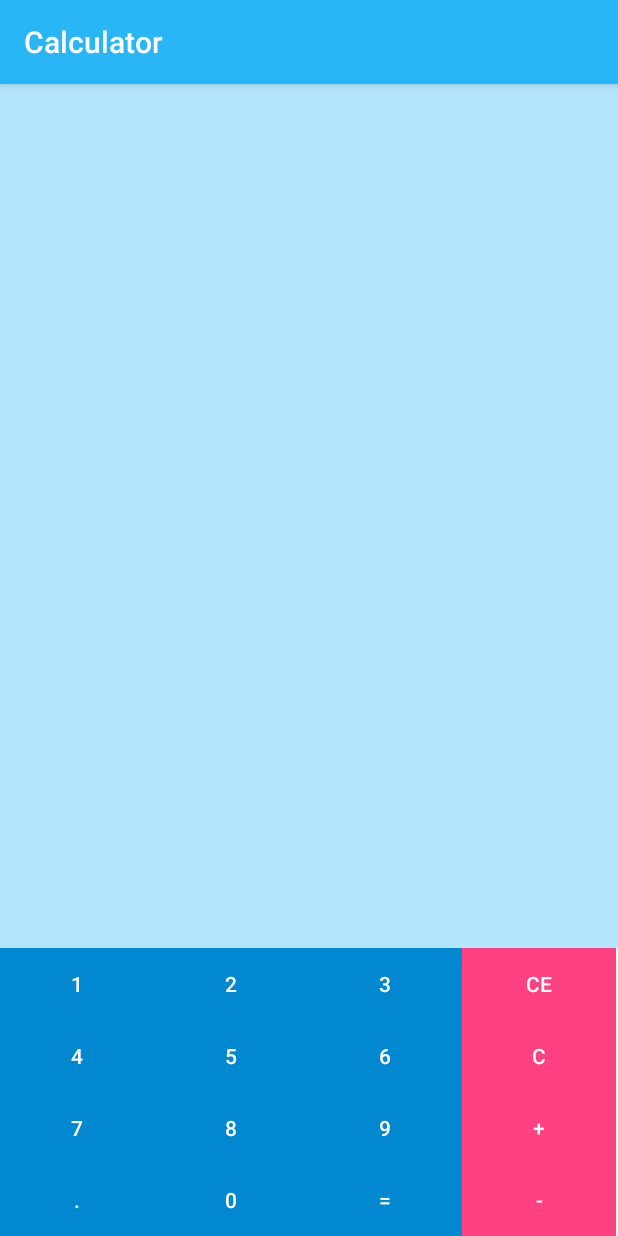
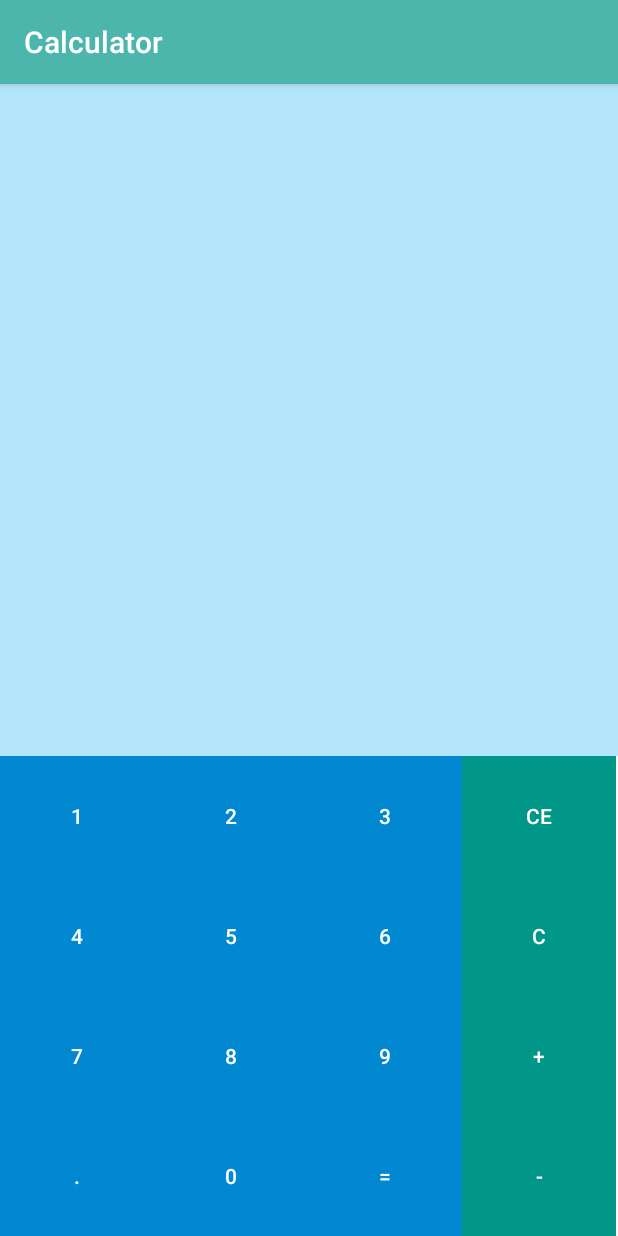
Before and after one commit to pa7wel/Calculator, an Android app: the screen it shows after launch (CalculatorActivity), on a phone screen of 412 x 824 dp. Run offline under Robolectric (Android 15) with nearby library versions, the phone set to English and light mode, and no system bars.

Commit message:
v7 - zmiany kolorów.

```diff
--- a/app/src/main/res/layout/activity_calculator.xml
+++ b/app/src/main/res/layout/activity_calculator.xml
@@ -23,25 +23,25 @@
 
             <Button
                 android:id="@+id/button"
-                style="@style/KeyStyles"
+                style="@style/KeyStyles.KeySizePortrait"
                 android:layout_column="0"
                 android:text="1" />
 
             <Button
                 android:id="@+id/button2"
-                style="@style/KeyStyles"
+                style="@style/KeyStyles.KeySizePortrait"
                 android:layout_column="1"
                 android:text="2" />
 
             <Button
                 android:id="@+id/button3"
-                style="@style/KeyStyles"
+                style="@style/KeyStyles.KeySizePortrait"
                 android:layout_column="2"
                 android:text="3" />
 
             <Button
                 android:id="@+id/button4"
-                style="@style/KeyStyles.Special"
+                style="@style/KeyStyles.SpecialKeySize"
                 android:layout_column="3"
                 android:text="CE" />
         </TableRow>
@@ -52,25 +52,25 @@
 
             <Button
                 android:id="@+id/button5"
-                style="@style/KeyStyles"
+                style="@style/KeyStyles.KeySizePortrait"
                 android:layout_column="0"
                 android:text="4" />
 
             <Button
                 android:id="@+id/button6"
-                style="@style/KeyStyles"
+                style="@style/KeyStyles.KeySizePortrait"
                 android:layout_column="1"
                 android:text="5" />
 
             <Button
                 android:id="@+id/button7"
-                style="@style/KeyStyles"
+                style="@style/KeyStyles.KeySizePortrait"
                 android:layout_column="2"
                 android:text="6" />
 
             <Button
                 android:id="@+id/button8"
-                style="@style/KeyStyles.Special"
+                style="@style/KeyStyles.SpecialKeySize"
                 android:layout_column="3"
                 android:text="C" />
         </TableRow>
@@ -81,25 +81,25 @@
 
             <Button
                 android:id="@+id/button9"
-                style="@style/KeyStyles"
+                style="@style/KeyStyles.KeySizePortrait"
                 android:layout_column="0"
                 android:text="7" />
 
             <Button
                 android:id="@+id/button10"
-                style="@style/KeyStyles"
+                style="@style/KeyStyles.KeySizePortrait"
                 android:layout_column="1"
                 android:text="8" />
 
             <Button
                 android:id="@+id/button11"
-                style="@style/KeyStyles"
+                style="@style/KeyStyles.KeySizePortrait"
                 android:layout_column="2"
                 android:text="9" />
 
             <Button
                 android:id="@+id/button12"
-                style="@style/KeyStyles.Special"
+                style="@style/KeyStyles.SpecialKeySize"
                 android:layout_column="3"
                 android:text="+" />
         </TableRow>
@@ -110,25 +110,25 @@
 
             <Button
                 android:id="@+id/button13"
-                style="@style/KeyStyles"
+                style="@style/KeyStyles.KeySizePortrait"
                 android:layout_column="0"
                 android:text="." />
 
             <Button
                 android:id="@+id/button14"
-                style="@style/KeyStyles"
+                style="@style/KeyStyles.KeySizePortrait"
                 android:layout_column="1"
                 android:text="0" />
 
             <Button
                 android:id="@+id/button15"
-                style="@style/KeyStyles"
+                style="@style/KeyStyles.KeySizePortrait"
                 android:layout_column="2"
                 android:text="=" />
 
             <Button
                 android:id="@+id/button16"
-                style="@style/KeyStyles.Special"
+                style="@style/KeyStyles.SpecialKeySize"
                 android:layout_column="3"
                 android:text="-" />
         </TableRow>
--- a/app/src/main/res/values/colors.xml
+++ b/app/src/main/res/values/colors.xml
@@ -1,8 +1,8 @@
 <?xml version="1.0" encoding="utf-8"?>
 <resources>
-    <color name="colorPrimary">#29B6F6</color>
+    <color name="colorPrimary">#4DB6AC</color>
     <color name="colorPrimaryDark">#0288D1</color>
-    <color name="colorAccent">#FF4081</color>
+    <color name="colorAccent">#009688</color>
     <color name="beckground_color">#B3E5FC</color>
     <color name="text_display_color">#01579B</color>
     <color name="selected">#18FFFF</color>
--- a/app/src/main/res/values/styles.xml
+++ b/app/src/main/res/values/styles.xml
@@ -16,6 +16,10 @@
         <item name="android:textColor">#fff</item>
     </style>
 
+    <style name="KeyStyles.KeySizePortrait">
+        <item name="android:layout_height">80dp</item>
+    </style>
+
     <style name="KeyStyles.Operations">
         <item name="android:background">@drawable/button_selector_operation</item>
     </style>
@@ -23,6 +27,13 @@
     <style name="KeyStyles.Special">
         <item name="android:background">@drawable/button_selector_special</item>
     </style>
+
+    <style name="KeyStyles.SpecialKeySize">
+        <item name="android:background">@drawable/button_selector_special</item>
+        <item name="android:layout_height">80dp</item>
+    </style>
+
+
 
     <style name="DisplayStyle">
         <item name="android:layout_width">match_parent</item>
```
